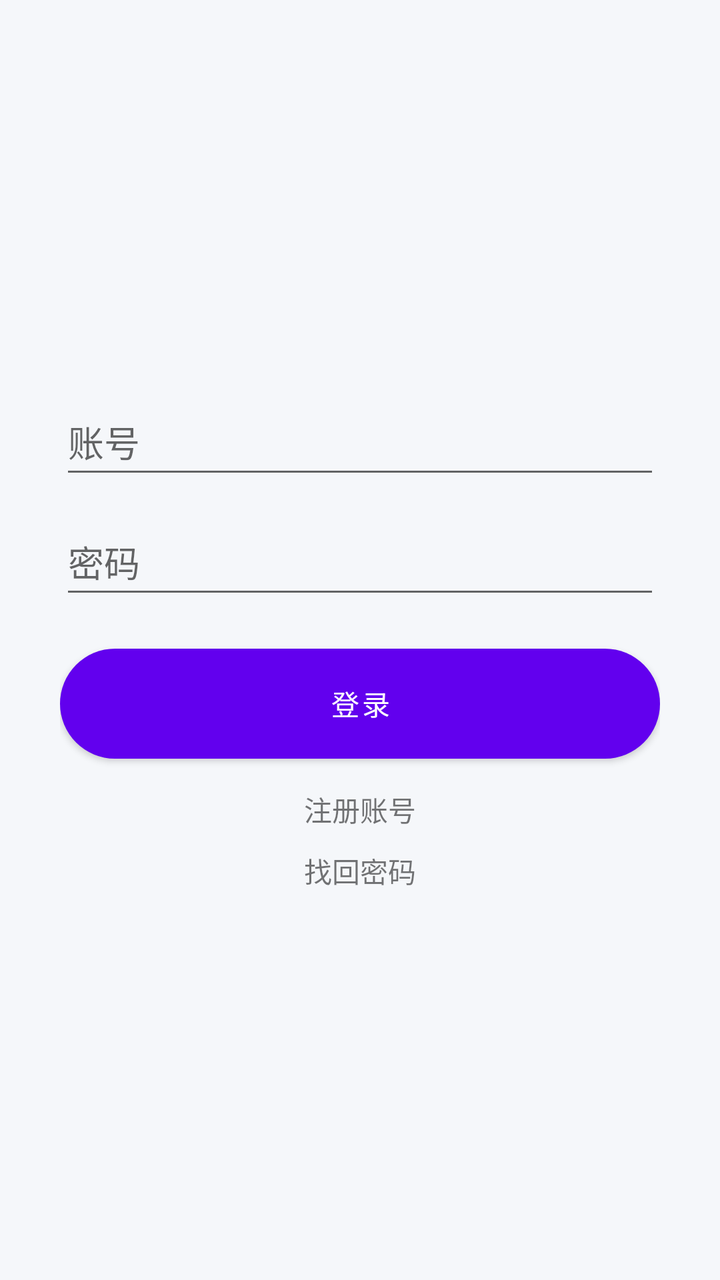
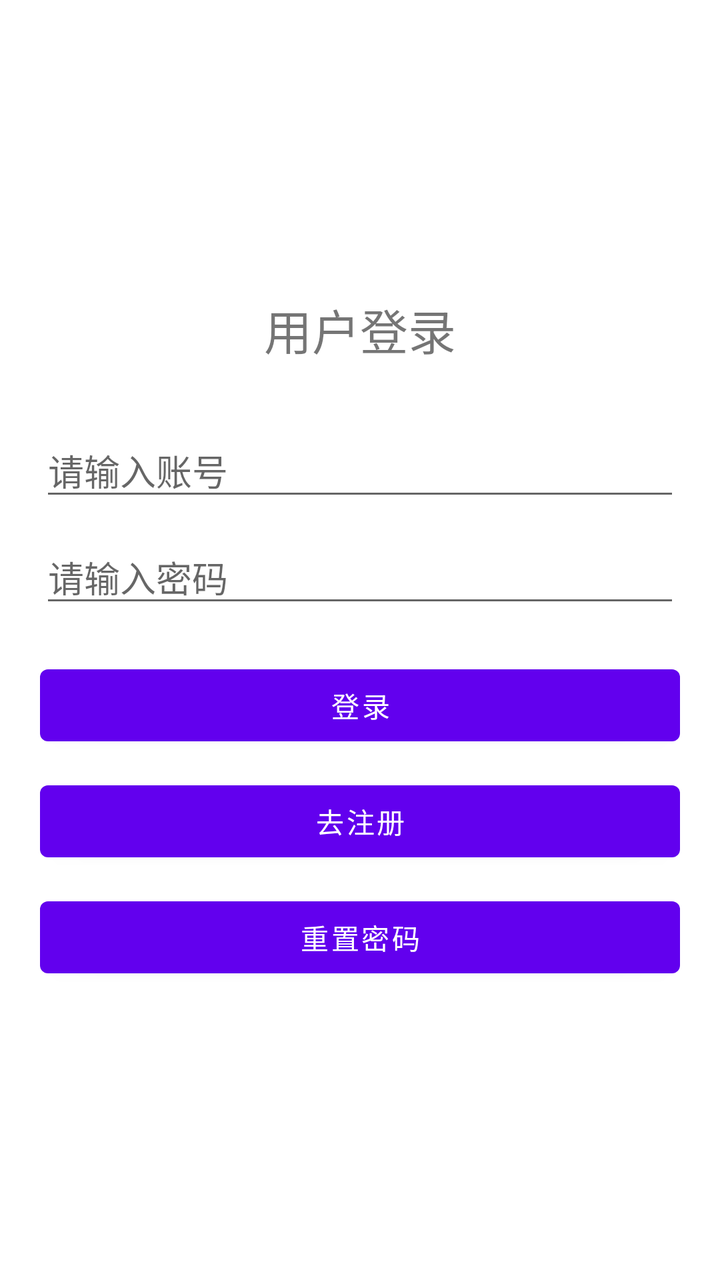

Compare the two renders of this Android layout. The source of the first and the diff that turns it into the second are given below.
<!-- AndroidManifest.xml: application theme Theme.ChooseHelper202 -->
<!-- res/layout/activity_login.xml -->
<?xml version="1.0" encoding="utf-8"?>
<LinearLayout xmlns:android="http://schemas.android.com/apk/res/android" android:layout_width="match_parent" android:layout_height="match_parent" android:gravity="center" android:orientation="vertical" android:padding="30dp" android:background="#F5F7FA">
    <EditText android:id="@+id/et_user" android:layout_width="match_parent" android:layout_height="50dp" android:hint="账号"/>
    <EditText android:id="@+id/et_pass" android:layout_width="match_parent" android:layout_height="50dp" android:hint="密码" android:inputType="textPassword" android:layout_marginTop="10dp"/>
    <Button android:id="@+id/btn_login" android:layout_width="match_parent" android:layout_height="55dp" android:text="登录" android:background="@drawable/btn_primary" android:textColor="#fff" android:layout_marginTop="20dp"/>
    <TextView android:id="@+id/tv_register" android:layout_width="wrap_content" android:layout_height="wrap_content" android:text="注册账号" android:layout_marginTop="15dp"/>
    <TextView android:id="@+id/tv_reset" android:layout_width="wrap_content" android:layout_height="wrap_content" android:text="找回密码" android:layout_marginTop="10dp"/>
</LinearLayout>
<!-- resources referenced by this layout -->
<resources>
  <!-- drawable btn_primary (drawable) -->
  <?xml version="1.0" encoding="utf-8"?>
  <shape xmlns:android="http://schemas.android.com/apk/res/android">
      <gradient
          android:startColor="#5B7FFF"
          android:endColor="#3A5FDD"
          android:angle="45"/>
      <corners android:radius="30dp"/>
  </shape>
  <style name="Theme.ChooseHelper202" parent="Theme.MaterialComponents.DayNight.NoActionBar">
          <item name="colorPrimary">#6200EE</item>
          <item name="colorPrimaryVariant">#3700B3</item>
          <item name="colorOnPrimary">#FFFFFF</item>
          <item name="colorSecondary">#03DAC5</item>
          <item name="colorSecondaryVariant">#018786</item>
          <item name="colorOnSecondary">#000000</item>
          <item name="android:statusBarColor">?attr/colorPrimaryVariant</item>
      </style>
</resources>

<!-- the commit's change to res/layout/activity_login.xml (unified diff, before → after) -->
@@ -1,8 +1,51 @@
 <?xml version="1.0" encoding="utf-8"?>
-<LinearLayout xmlns:android="http://schemas.android.com/apk/res/android" android:layout_width="match_parent" android:layout_height="match_parent" android:gravity="center" android:orientation="vertical" android:padding="30dp" android:background="#F5F7FA">
-    <EditText android:id="@+id/et_user" android:layout_width="match_parent" android:layout_height="50dp" android:hint="账号"/>
-    <EditText android:id="@+id/et_pass" android:layout_width="match_parent" android:layout_height="50dp" android:hint="密码" android:inputType="textPassword" android:layout_marginTop="10dp"/>
-    <Button android:id="@+id/btn_login" android:layout_width="match_parent" android:layout_height="55dp" android:text="登录" android:background="@drawable/btn_primary" android:textColor="#fff" android:layout_marginTop="20dp"/>
-    <TextView android:id="@+id/tv_register" android:layout_width="wrap_content" android:layout_height="wrap_content" android:text="注册账号" android:layout_marginTop="15dp"/>
-    <TextView android:id="@+id/tv_reset" android:layout_width="wrap_content" android:layout_height="wrap_content" android:text="找回密码" android:layout_marginTop="10dp"/>
+<LinearLayout xmlns:android="http://schemas.android.com/apk/res/android"
+    android:layout_width="match_parent"
+    android:layout_height="match_parent"
+    android:orientation="vertical"
+    android:padding="20dp"
+    android:gravity="center">
+
+    <TextView
+        android:layout_width="wrap_content"
+        android:layout_height="wrap_content"
+        android:text="用户登录"
+        android:textSize="24sp"
+        android:layout_marginBottom="30dp"/>
+
+    <EditText
+        android:id="@+id/et_account"
+        android:layout_width="match_parent"
+        android:layout_height="wrap_content"
+        android:hint="请输入账号"/>
+
+    <EditText
+        android:id="@+id/et_pwd"
+        android:layout_width="match_parent"
+        android:layout_height="wrap_content"
+        android:hint="请输入密码"
+        android:inputType="textPassword"
+        android:layout_marginTop="10dp"/>
+
+    <Button
+        android:id="@+id/btn_login"
+        android:layout_width="match_parent"
+        android:layout_height="wrap_content"
+        android:text="登录"
+        android:layout_marginTop="20dp"/>
+
+    <Button
+        android:id="@+id/btn_go_register"
+        android:layout_width="match_parent"
+        android:layout_height="wrap_content"
+        android:text="去注册"
+        android:layout_marginTop="10dp"/>
+
+    <Button
+        android:id="@+id/btn_go_reset"
+        android:layout_width="match_parent"
+        android:layout_height="wrap_content"
+        android:text="重置密码"
+        android:layout_marginTop="10dp"/>
+
 </LinearLayout>
<!-- resource entries referenced after the edit -->
@@ -1,14 +1,5 @@
 <!-- resources referenced by this layout -->
 <resources>
-  <!-- drawable btn_primary (drawable) -->
-  <?xml version="1.0" encoding="utf-8"?>
-  <shape xmlns:android="http://schemas.android.com/apk/res/android">
-      <gradient
-          android:startColor="#5B7FFF"
-          android:endColor="#3A5FDD"
-          android:angle="45"/>
-      <corners android:radius="30dp"/>
-  </shape>
   <style name="Theme.ChooseHelper202" parent="Theme.MaterialComponents.DayNight.NoActionBar">
           <item name="colorPrimary">#6200EE</item>
           <item name="colorPrimaryVariant">#3700B3</item>
